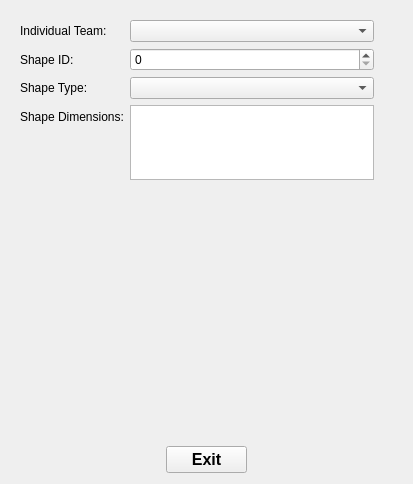
joeyCampbelll/CS1D-Project-2, file StadiumTourProject/tablefilter.ui: the form before one commit.
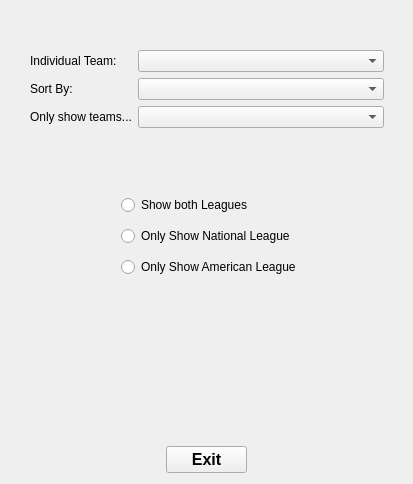
The form after the commit.

```diff
--- a/StadiumTourProject/tablefilter.ui
+++ b/StadiumTourProject/tablefilter.ui
@@ -16,10 +16,10 @@
   <widget class="QWidget" name="layoutWidget">
    <property name="geometry">
     <rect>
-     <x>20</x>
-     <y>20</y>
+     <x>30</x>
+     <y>50</y>
      <width>354</width>
-     <height>160</height>
+     <height>82</height>
     </rect>
    </property>
    <layout class="QFormLayout" name="AddEditGeneralLayout">
@@ -34,34 +34,24 @@
      <widget class="QComboBox" name="individualTeamEntry"/>
     </item>
     <item row="1" column="0">
-     <widget class="QLabel" name="ShapeIdLabel">
-      <property name="text">
-       <string>Shape ID:</string>
-      </property>
-     </widget>
-    </item>
-    <item row="1" column="1">
-     <widget class="QSpinBox" name="ShapeIdEntry"/>
-    </item>
-    <item row="2" column="0">
      <widget class="QLabel" name="ShapeTypeLabel">
       <property name="text">
-       <string>Shape Type:</string>
+       <string>Sort By: </string>
+      </property>
+     </widget>
+    </item>
+    <item row="1" column="1">
+     <widget class="QComboBox" name="sortByEntry"/>
+    </item>
+    <item row="2" column="0">
+     <widget class="QLabel" name="ShapeTypeLabel_2">
+      <property name="text">
+       <string>Only show teams...</string>
       </property>
      </widget>
     </item>
     <item row="2" column="1">
-     <widget class="QComboBox" name="ShapeTypeEntry"/>
-    </item>
-    <item row="3" column="0">
-     <widget class="QLabel" name="ShapeDimensionsLabel">
-      <property name="text">
-       <string>Shape Dimensions:</string>
-      </property>
-     </widget>
-    </item>
-    <item row="3" column="1">
-     <widget class="QTextEdit" name="ShapeDimensionsEntry"/>
+     <widget class="QComboBox" name="sortByEntry_2"/>
     </item>
    </layout>
   </widget>
@@ -85,6 +75,39 @@
     <string>Exit</string>
    </property>
   </widget>
+  <widget class="QWidget" name="gridLayoutWidget">
+   <property name="geometry">
+    <rect>
+     <x>121</x>
+     <y>190</y>
+     <width>201</width>
+     <height>95</height>
+    </rect>
+   </property>
+   <layout class="QGridLayout" name="gridLayout">
+    <item row="0" column="0">
+     <widget class="QRadioButton" name="radioButton_3">
+      <property name="text">
+       <string>Show both Leagues</string>
+      </property>
+     </widget>
+    </item>
+    <item row="1" column="0">
+     <widget class="QRadioButton" name="radioButton">
+      <property name="text">
+       <string>Only Show National League</string>
+      </property>
+     </widget>
+    </item>
+    <item row="2" column="0">
+     <widget class="QRadioButton" name="radioButton_2">
+      <property name="text">
+       <string>Only Show American League</string>
+      </property>
+     </widget>
+    </item>
+   </layout>
+  </widget>
  </widget>
  <resources/>
  <connections/>
```
